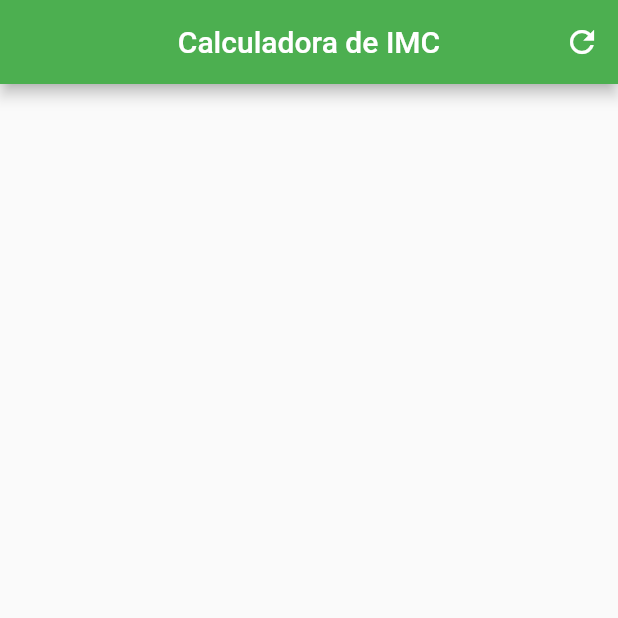
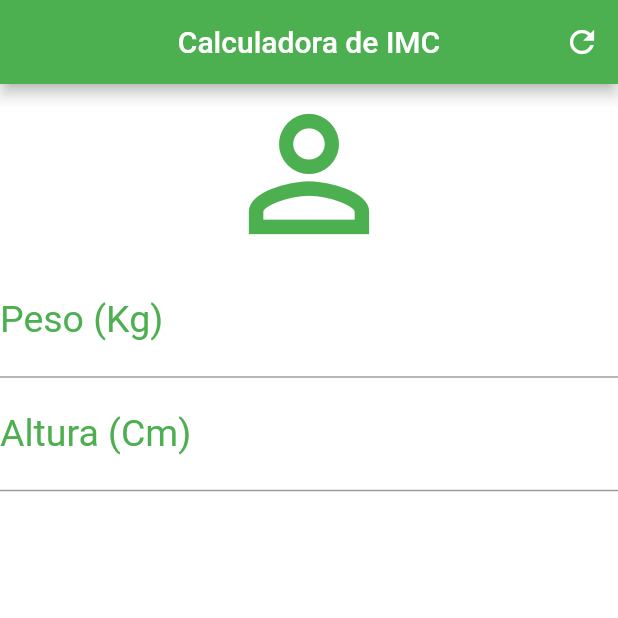
Before and after one commit to sudorafa/flutter_study-calculadora_imc, a Flutter app: the screen it shows after launch, on a phone screen of 412 x 824 dp, the top half of it. Run offline on Flutter 3.47's test engine with Material 2 defaults, Android fonts, the phone set to English and light mode, and no system bars.

Commit message:
TextField and Decoration

```diff
--- a/lib/main.dart
+++ b/lib/main.dart
@@ -21,6 +21,29 @@ class _HomeState extends State<Home> {
         backgroundColor: Colors.green,
         actions: [IconButton(icon: Icon(Icons.refresh), onPressed: () {})],
       ),
+      backgroundColor: Colors.white,
+      body: Column(
+        crossAxisAlignment: CrossAxisAlignment.stretch,
+        children: [
+          Icon(Icons.person_outline, size: 120.0, color: Colors.green),
+          TextField(
+            keyboardType: TextInputType.number,
+            decoration: InputDecoration(
+                labelText: "Peso (Kg)",
+                labelStyle: TextStyle(color: Colors.green)),
+            textAlign: TextAlign.center,
+            style: TextStyle(color: Colors.green, fontSize: 25.0),
+          ),
+          TextField(
+            keyboardType: TextInputType.number,
+            decoration: InputDecoration(
+                labelText: "Altura (Cm)",
+                labelStyle: TextStyle(color: Colors.green)),
+            textAlign: TextAlign.center,
+            style: TextStyle(color: Colors.green, fontSize: 25.0),
+          )
+        ],
+      ),
     );
   }
 }
```
